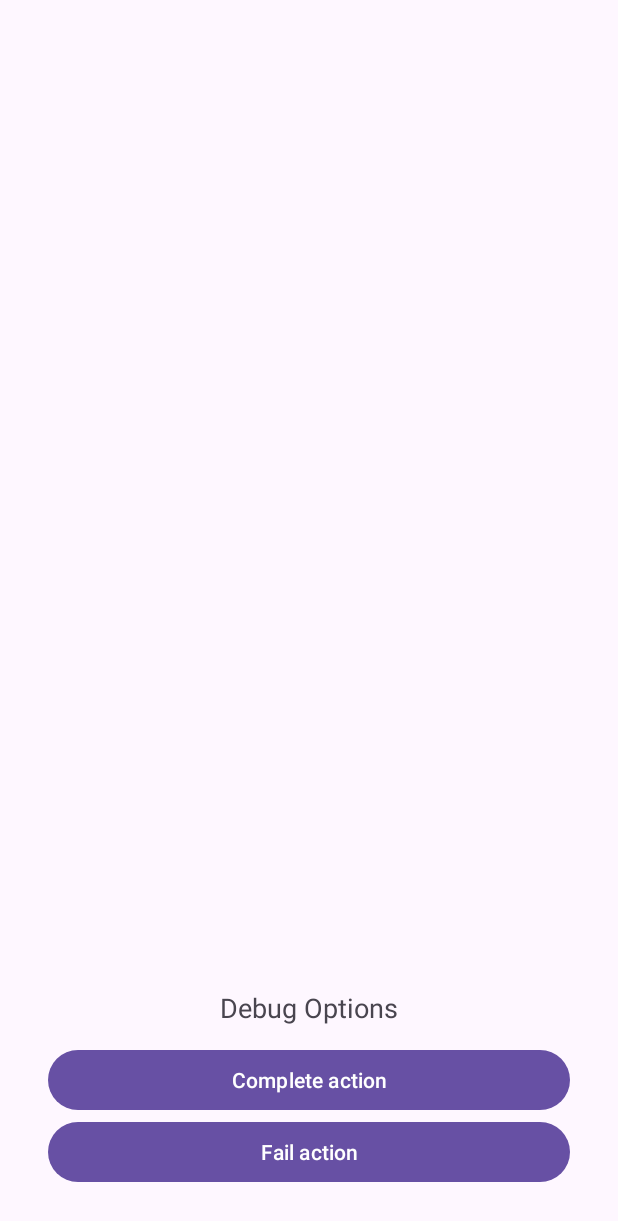
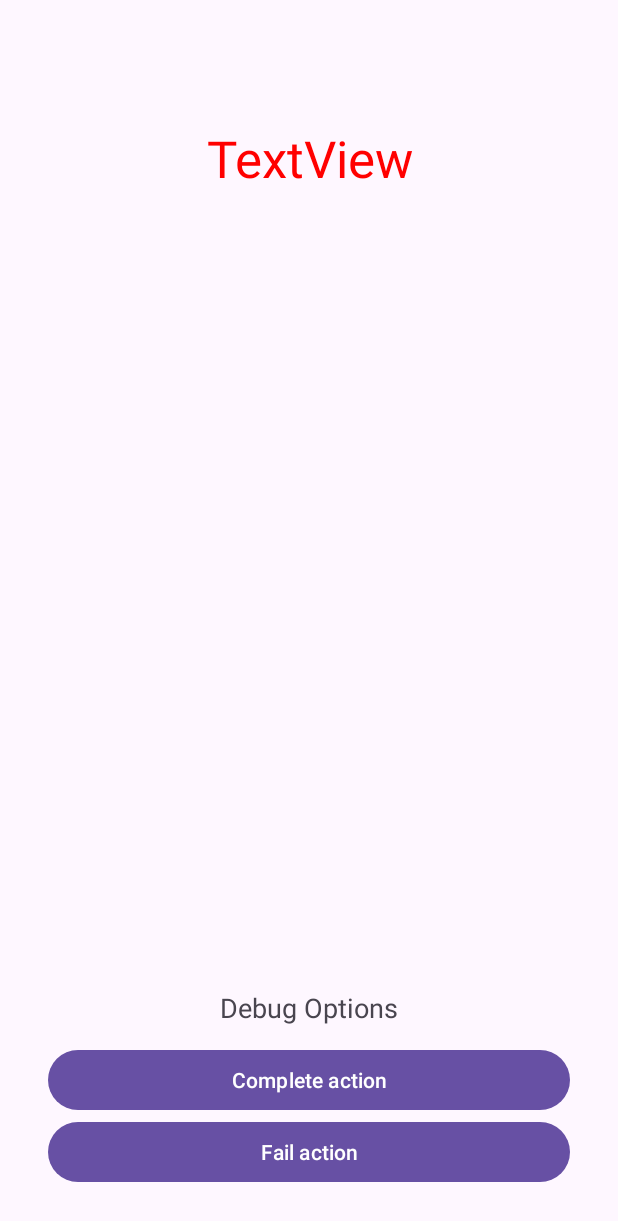
Before and after one commit to franopx/Lab1DispMoviles, an Android app: the SoloGame screen opened directly, with no data from a screen before it, after a tap on "Complete action", on a phone screen of 412 x 824 dp. Shown: the top 1221 px of the screen. Run offline under Robolectric (Android 15) with nearby library versions, the phone set to English and light mode, and no system bars; 2 statements that could not run were skipped.

Commit message:
add game loop

```diff
--- a/app/src/main/AndroidManifest.xml
+++ b/app/src/main/AndroidManifest.xml
@@ -1,7 +1,7 @@
 <?xml version="1.0" encoding="utf-8"?>
 <manifest xmlns:android="http://schemas.android.com/apk/res/android"
     xmlns:tools="http://schemas.android.com/tools">
-
+    <uses-permission android:name="android.permission.HIGH_SAMPLING_RATE_SENSORS"></uses-permission>
     <application
         android:allowBackup="true"
         android:dataExtractionRules="@xml/data_extraction_rules"
--- a/app/src/main/java/com/example/appdispmoviles/SoloGame.kt
+++ b/app/src/main/java/com/example/appdispmoviles/SoloGame.kt
@@ -1,14 +1,24 @@
 package com.example.appdispmoviles
 
+import android.content.Context
+import android.content.Intent
+import android.graphics.Color
+import android.hardware.Sensor
+import android.hardware.SensorEvent
+import android.hardware.SensorEventListener
+import android.hardware.SensorManager
 import android.media.MediaPlayer
 import android.media.PlaybackParams
 import androidx.appcompat.app.AppCompatActivity
 import android.os.Bundle
 import android.os.Handler
+import android.os.Looper
 import android.view.GestureDetector
 import android.view.MotionEvent
 import android.view.View
+import android.widget.TextView
 import android.widget.Toast
+import kotlin.random.Random
 
 class SoloGame : AppCompatActivity() {
 
@@ -20,10 +30,17 @@ class SoloGame : AppCompatActivity() {
 
     private lateinit var speedUp: Handler
 
+    private lateinit var sensorManager: SensorManager
+
+    private val gamePrompts = listOf("Shake!", "Touch!", "Fling!")
+    public var currentGame = 0
+    var gameTime = 3000
+    var gameWin = false
+    lateinit var gameText: TextView
+
     override fun onCreate(savedInstanceState: Bundle?) {
         super.onCreate(savedInstanceState)
         setContentView(R.layout.activity_solo_game)
-
 
         gestureDetector = GestureDetector(this,GestureListener())
         backgroundMusic = MediaPlayer.create(this, R.raw.background_music)
@@ -37,6 +54,25 @@ class SoloGame : AppCompatActivity() {
 
         winSound = MediaPlayer.create(this, R.raw.positive_sound)
         failSound = MediaPlayer.create(this, R.raw.negative_sound)
+
+        sensorManager = getSystemService(SENSOR_SERVICE) as SensorManager
+        sensorManager.getDefaultSensor(Sensor.TYPE_ACCELEROMETER)?.also {
+            sensorManager.registerListener(
+                SensorListener(),
+                it,
+                SensorManager.SENSOR_DELAY_FASTEST,
+                SensorManager.SENSOR_DELAY_FASTEST)
+        }
+
+        gameText = findViewById<TextView>(R.id.accelText)
+        currentGame = Random.nextInt() % 2
+        gameText.text = gamePrompts[currentGame]
+        gameText.setTextColor(Color.RED)
+        val delayMillis = gameTime.toLong()
+        val handler = Handler(Looper.getMainLooper())
+        handler.postDelayed({
+            nextGame()
+        }, delayMillis)
     }
 
     override fun onTouchEvent(event: MotionEvent?): Boolean {
@@ -74,6 +110,18 @@ class SoloGame : AppCompatActivity() {
     }
 
     inner class GestureListener : GestureDetector.SimpleOnGestureListener() {
+
+        override fun onSingleTapConfirmed(e: MotionEvent): Boolean {
+            if(currentGame == 1 && !gameWin)
+            {
+                gameText.setTextColor(Color.GREEN)
+                gameWin = true
+                winSound.start()
+                showToast("Well Done! 1")
+            }
+            return super.onSingleTapConfirmed(e)
+        }
+
         override fun onFling(
             e1: MotionEvent?,
             e2: MotionEvent,
@@ -83,11 +131,92 @@ class SoloGame : AppCompatActivity() {
         {
             if(velocityY < -1000 && velocityX > -1000 && velocityX < 1000)
             {
-                showToast("Fling detected!")
+                if(currentGame == 2 && !gameWin)
+                {
+                    gameText.setTextColor(Color.GREEN)
+                    gameWin = true
+                    winSound.start()
+                    showToast("Well Done! 2")
+                }
+
                 return true
             }
 
             return false
         }
     }
+
+    var gravity = floatArrayOf(0f, 0f, 0f)
+    var linearAcceleration = floatArrayOf(0f, 0f, 0f)
+
+    inner class SensorListener: SensorEventListener {
+
+        override fun onSensorChanged(event: SensorEvent) {
+            // In this example, alpha is calculated as t / (t + dT),
+            // where t is the low-pass filter's time-constant and
+            // dT is the event delivery rate.
+
+            val alpha: Float = 0.8f
+
+            // Isolate the force of gravity with the low-pass filter.
+            gravity[0] = alpha * gravity[0] + (1 - alpha) * event.values[0]
+            gravity[1] = alpha * gravity[1] + (1 - alpha) * event.values[1]
+            gravity[2] = alpha * gravity[2] + (1 - alpha) * event.values[2]
+
+            // Remove the gravity contribution with the high-pass filter.
+            linearAcceleration[0] = event.values[0] - gravity[0]
+            linearAcceleration[1] = event.values[1] - gravity[1]
+            linearAcceleration[2] = event.values[2] - gravity[2]
+
+            val threshold = 1f
+            if(linearAcceleration[1] > threshold)
+            {
+                if(currentGame == 0 && !gameWin)
+                {
+                    gameText.setTextColor(Color.GREEN)
+                    winSound.start()
+                    gameWin = true
+                    showToast("Well Done! 3")
+                }
+            }
+        }
+
+        override fun onAccuracyChanged(p0: Sensor?, p1: Int) {
+            //
+        }
+    }
+
+    // Game
+    private fun nextGame() {
+
+        if(gameWin)
+        {
+            do {
+                currentGame = Random.nextInt() % 2
+            } while (currentGame < 0 || currentGame > 2)
+
+            gameWin = false
+
+            gameText.setTextColor(Color.RED)
+            val delayMillis = gameTime.toLong()
+            val handler = Handler(Looper.getMainLooper())
+            handler.postDelayed({
+                nextGame()
+            }, delayMillis)
+        }
+        else
+        {
+            failSound.start()
+            showToast("Try Again!")
+            val value = 1000
+            val delayMillis = value.toLong()
+
+            val handler = Handler(Looper.getMainLooper())
+            handler.postDelayed({
+                val intent = Intent(this, MainActivity::class.java)
+                startActivity(intent)
+            }, delayMillis)
+        }
+
+    }
 }
--- a/app/src/main/res/layout/activity_solo_game.xml
+++ b/app/src/main/res/layout/activity_solo_game.xml
@@ -6,9 +6,21 @@
     android:layout_height="match_parent"
     tools:context=".SoloGame">
 
+    <TextView
+        android:id="@+id/accelText"
+        android:layout_width="match_parent"
+        android:layout_height="wrap_content"
+        android:text="TextView"
+        android:textAlignment="center"
+        android:textAppearance="@style/TextAppearance.AppCompat.Display1"
+        app:layout_constraintBottom_toTopOf="@+id/linearLayout"
+        tools:layout_editor_absoluteX="32dp" />
+
     <LinearLayout
+        android:id="@+id/linearLayout"
         android:layout_width="match_parent"
         android:layout_height="match_parent"
+        android:layout_marginTop="128dp"
         android:gravity="bottom|center_horizontal"
         android:orientation="vertical"
         android:padding="32dp"
```
